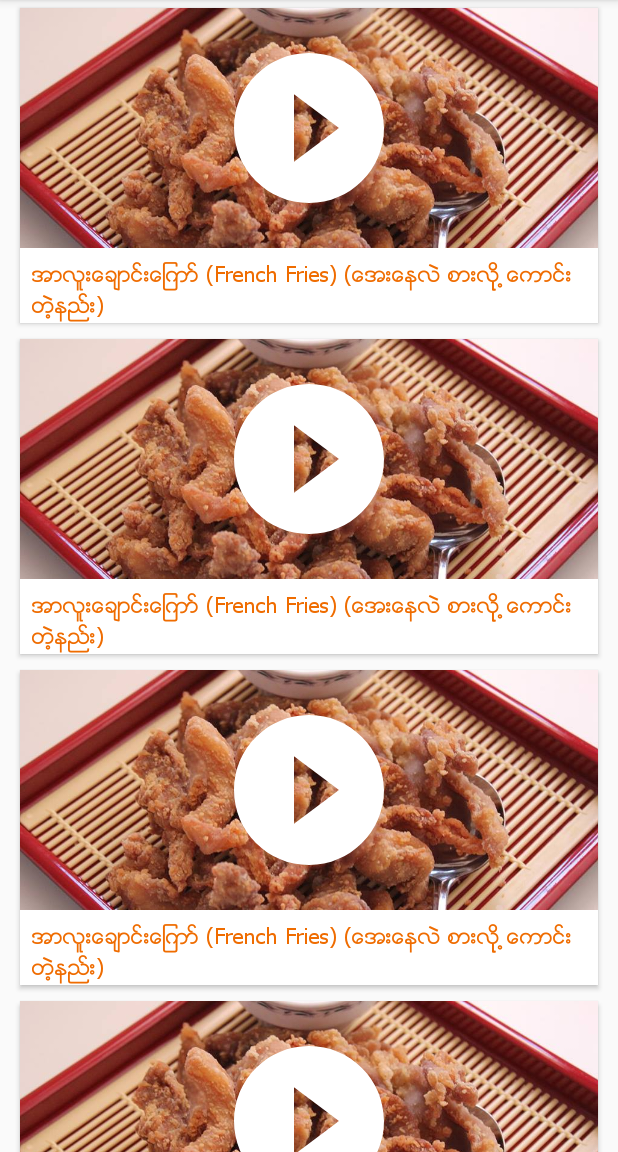
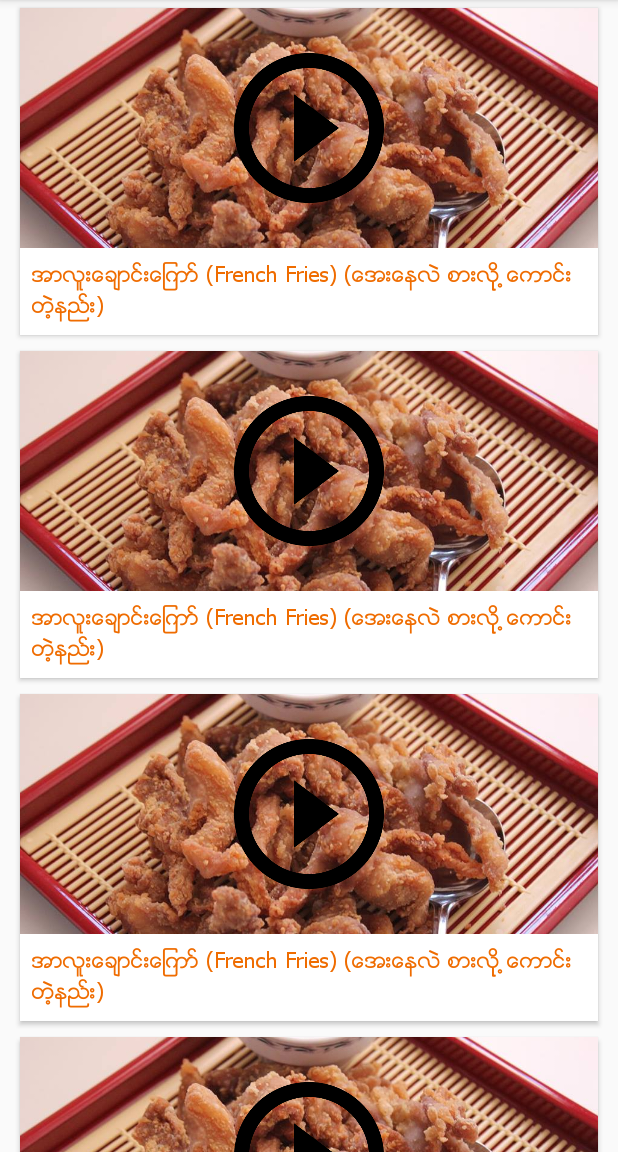
Before and after one commit to sainumtown/PADC-FP-RECIPES, an Android app: the fragment VideoFragment shown on its own in the app's theme, on a phone screen of 412 x 824 dp, the part 84-1236 px from its top. Run offline under Robolectric (Android 15) with nearby library versions, the phone set to English and light mode, and no system bars; our stand-ins replace ButterKnife; 1 statement that could not run was skipped.

Commit message:
Updated play icon

```diff
--- a/app/src/main/res/drawable/ic_play_circle_filled_black_24dp.xml
+++ /dev/null
@@ -1,9 +0,0 @@
-<vector xmlns:android="http://schemas.android.com/apk/res/android"
-        android:width="24dp"
-        android:height="24dp"
-        android:viewportWidth="24.0"
-        android:viewportHeight="24.0">
-    <path
-        android:fillColor="#FFFFFFFF"
-        android:pathData="M12,2C6.48,2 2,6.48 2,12s4.48,10 10,10 10,-4.48 10,-10S17.52,2 12,2zM10,16.5v-9l6,4.5 -6,4.5z"/>
-</vector>
--- a/app/src/main/res/layout/view_item_video.xml
+++ b/app/src/main/res/layout/view_item_video.xml
@@ -40,7 +40,7 @@
                     android:layout_centerHorizontal="true"
                     android:layout_centerInParent="@id/iv_recipe_video"
                     android:layout_centerVertical="true"
-                    android:src="@drawable/ic_play_circle_filled_black_24dp" />
+                    android:src="@drawable/play_video_1" />
             </RelativeLayout>
 
             <com.padc.recipes.components.MMTextView
@@ -52,6 +52,7 @@
                 android:paddingLeft="@dimen/padding_medium"
                 android:paddingRight="@dimen/padding_medium"
                 android:paddingTop="@dimen/margin_medium"
+                android:paddingBottom="@dimen/margin_medium"
                 android:text="အာလူးေခ်ာင္းေျကာ္ (French Fries) (ေအးေနလဲ စားလိုု ့ေကာင္းတဲ့နည္း)"
                 android:textColor="@color/primary"
                 android:textSize="@dimen/text_regular" />
```
Also changed, not shown: app/src/main/res/drawable-nodpi/play_video_1.png (added).
